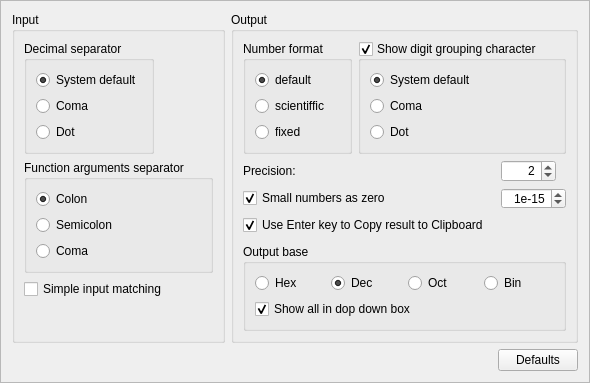
First picture: the form in ui/OptionsWidget.ui, repository jgeudens/MathyResurrected, before the edit.
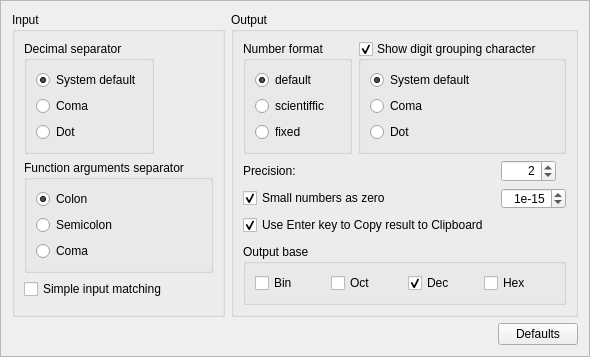
Second picture: the form after the edit.

Commit message: Changed the way user configures output base: new configuration allows more freedom to user who can now chose which bases to show in Launchy's dropdown list.

```diff
--- a/ui/OptionsWidget.ui
+++ b/ui/OptionsWidget.ui
@@ -8,7 +8,7 @@
     <x>0</x>
     <y>0</y>
     <width>516</width>
-    <height>338</height>
+    <height>313</height>
    </rect>
   </property>
   <property name="windowTitle">
@@ -171,6 +171,9 @@
         <string>Output</string>
        </property>
        <layout class="QFormLayout" name="formLayout_2">
+        <property name="fieldGrowthPolicy">
+         <enum>QFormLayout::AllNonFixedFieldsGrow</enum>
+        </property>
         <item row="0" column="0">
          <widget class="QGroupBox" name="groupBox">
           <property name="title">
@@ -404,52 +407,38 @@
           <property name="title">
            <string>Output base</string>
           </property>
-          <layout class="QVBoxLayout" name="verticalLayout_3">
+          <layout class="QHBoxLayout" name="horizontalLayout">
            <item>
-            <layout class="QHBoxLayout" name="horizontalLayout">
-             <item>
-              <widget class="QRadioButton" name="radioButton_HexOutput">
-               <property name="text">
-                <string>Hex</string>
-               </property>
-              </widget>
-             </item>
-             <item>
-              <widget class="QRadioButton" name="radioButton_DecOutput">
-               <property name="text">
-                <string>Dec</string>
-               </property>
-               <property name="checked">
-                <bool>true</bool>
-               </property>
-              </widget>
-             </item>
-             <item>
-              <widget class="QRadioButton" name="radioButton_OctOutput">
-               <property name="text">
-                <string>Oct</string>
-               </property>
-              </widget>
-             </item>
-             <item>
-              <widget class="QRadioButton" name="radioButton_BinOutput">
-               <property name="text">
-                <string>Bin</string>
-               </property>
-              </widget>
-             </item>
-            </layout>
+            <widget class="QCheckBox" name="checkBox_BinOut">
+             <property name="text">
+              <string>Bin</string>
+             </property>
+            </widget>
            </item>
            <item>
-            <widget class="QCheckBox" name="checkBox_ShowAllBases">
+            <widget class="QCheckBox" name="checkBox_OctOut">
              <property name="text">
-              <string>Show all in dop down box</string>
+              <string>Oct</string>
+             </property>
+            </widget>
+           </item>
+           <item>
+            <widget class="QCheckBox" name="checkBox_DecOut">
+             <property name="text">
+              <string>Dec</string>
              </property>
              <property name="checked">
               <bool>true</bool>
              </property>
             </widget>
            </item>
+           <item>
+            <widget class="QCheckBox" name="checkBox_HexOut">
+             <property name="text">
+              <string>Hex</string>
+             </property>
+            </widget>
+           </item>
           </layout>
          </widget>
         </item>
```
The commit also changes 5 other files.
